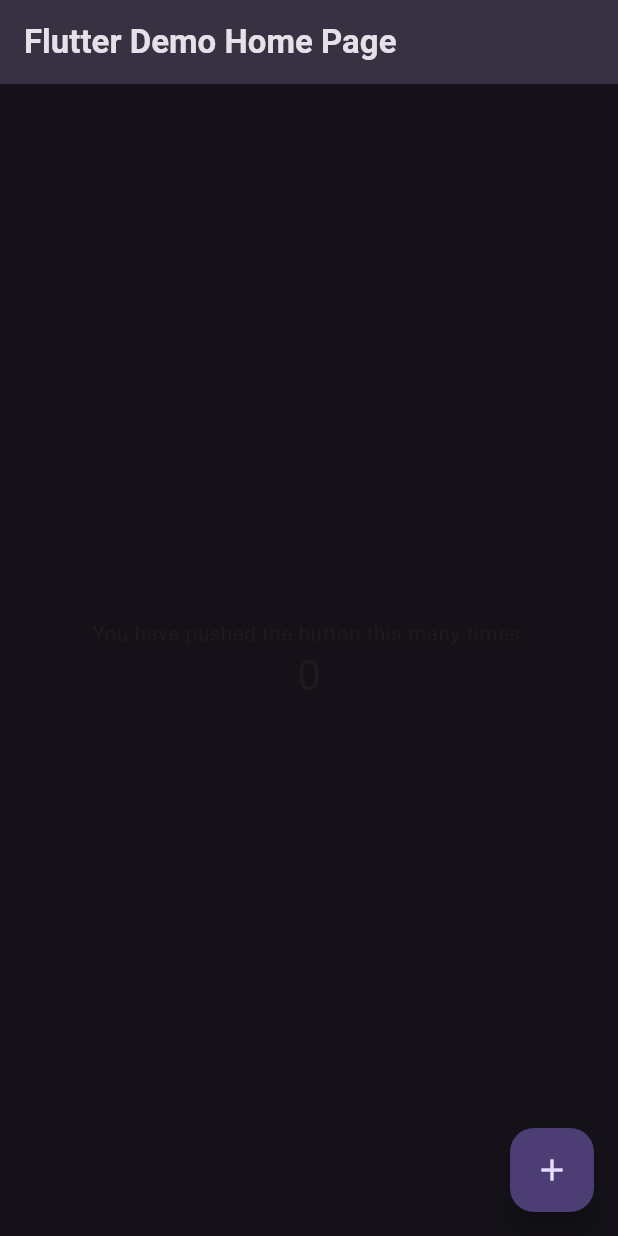
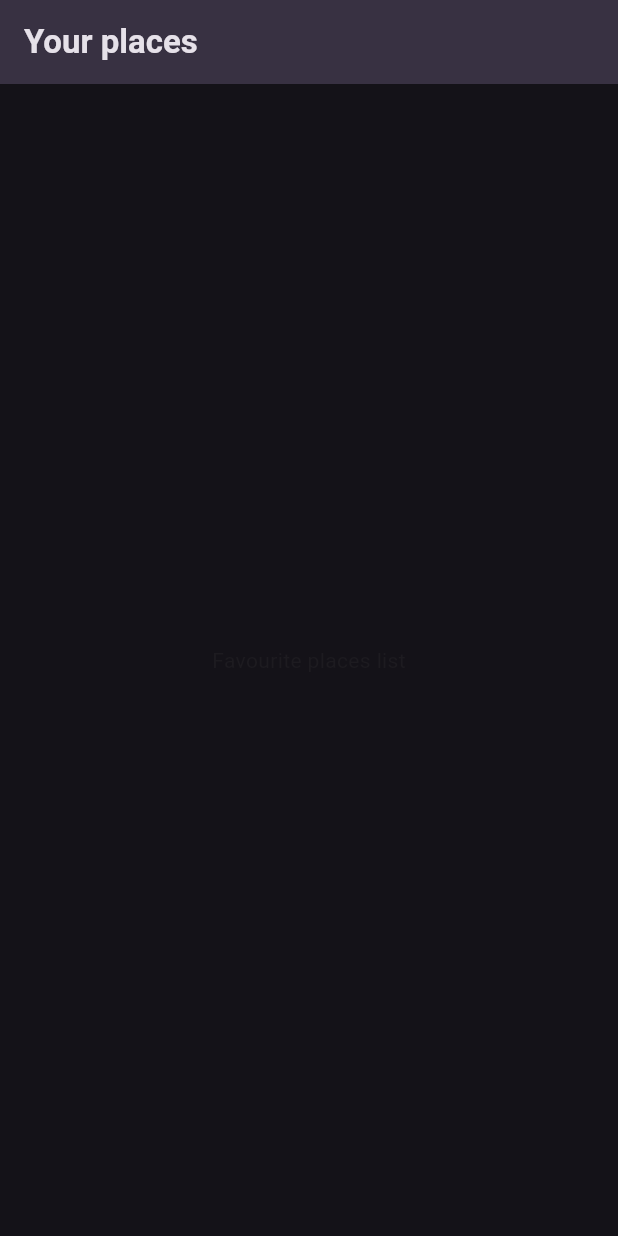
Before and after one commit to sanskarbiyani/Favourite-Places, a Flutter app: the screen it shows after launch, on a phone screen of 412 x 824 dp. Run offline on Flutter 3.47's test engine with Material 3 defaults, Android fonts, the phone set to English and light mode, and no system bars; our stand-ins replace google_fonts.

Commit message:
Adding the favourite list screen

```diff
--- a/lib/main.dart
+++ b/lib/main.dart
@@ -1,3 +1,4 @@
+import 'package:favourite_places/screens/favourite_list.dart';
 import 'package:flutter/material.dart';
 import 'package:google_fonts/google_fonts.dart';
 
@@ -7,20 +8,13 @@ final colorScheme = ColorScheme.fromSeed(
   surface: const Color.fromARGB(255, 56, 49, 66),
 );
 
-final theme = ThemeData().copyWith(
-  useMaterial3: true,
+final theme = ThemeData(useMaterial3: true).copyWith(
   scaffoldBackgroundColor: colorScheme.background,
   colorScheme: colorScheme,
   textTheme: GoogleFonts.ubuntuCondensedTextTheme().copyWith(
-    titleSmall: GoogleFonts.ubuntuCondensed(
-      fontWeight: FontWeight.bold,
-    ),
-    titleMedium: GoogleFonts.ubuntuCondensed(
-      fontWeight: FontWeight.bold,
-    ),
-    titleLarge: GoogleFonts.ubuntuCondensed(
-      fontWeight: FontWeight.bold,
-    ),
+    titleSmall: GoogleFonts.ubuntuCondensed(fontWeight: FontWeight.bold),
+    titleMedium: GoogleFonts.ubuntuCondensed(fontWeight: FontWeight.bold),
+    titleLarge: GoogleFonts.ubuntuCondensed(fontWeight: FontWeight.bold),
   ),
 );
 
@@ -37,53 +31,7 @@ class MyApp extends StatelessWidget {
     return MaterialApp(
       title: 'Flutter Demo',
       theme: theme,
-      home: const MyHomePage(title: 'Flutter Demo Home Page'),
+      home: const FavouriteListScreen(),
     );
   }
 }
-
-class MyHomePage extends StatefulWidget {
-  const MyHomePage({super.key, required this.title});
-
-  final String title;
-
-  @override
-  State<MyHomePage> createState() => _MyHomePageState();
-}
-
-class _MyHomePageState extends State<MyHomePage> {
-  int _counter = 0;
-
-  void _incrementCounter() {
-    setState(() {
-      _counter++;
-    });
-  }
-
-  @override
-  Widget build(BuildContext context) {
-    return Scaffold(
-      appBar: AppBar(
-        backgroundColor: Theme.of(context).colorScheme.surface,
-        title: Text(widget.title),
-      ),
-      body: Center(
-        child: Column(
-          mainAxisAlignment: MainAxisAlignment.center,
-          children: <Widget>[
-            const Text('You have pushed the button this many times:'),
-            Text(
-              '$_counter',
-              style: Theme.of(context).textTheme.headlineMedium,
-            ),
-          ],
-        ),
-      ),
-      floatingActionButton: FloatingActionButton(
-        onPressed: _incrementCounter,
-        tooltip: 'Increment',
-        child: const Icon(Icons.add),
-      ), // This trailing comma makes auto-formatting nicer for build methods.
-    );
-  }
-}
--- /dev/null
+++ b/lib/screens/favourite_list.dart
@@ -0,0 +1,18 @@
+import 'package:flutter/material.dart';
+
+class FavouriteListScreen extends StatefulWidget {
+  const FavouriteListScreen({super.key});
+
+  @override
+  State<StatefulWidget> createState() => _FavouriteListScreenState();
+}
+
+class _FavouriteListScreenState extends State<FavouriteListScreen> {
+  @override
+  Widget build(BuildContext context) {
+    return Scaffold(
+      appBar: AppBar(title: const Text("Your places")),
+      body: Center(child: const Text("Favourite places list")),
+    );
+  }
+}
```
